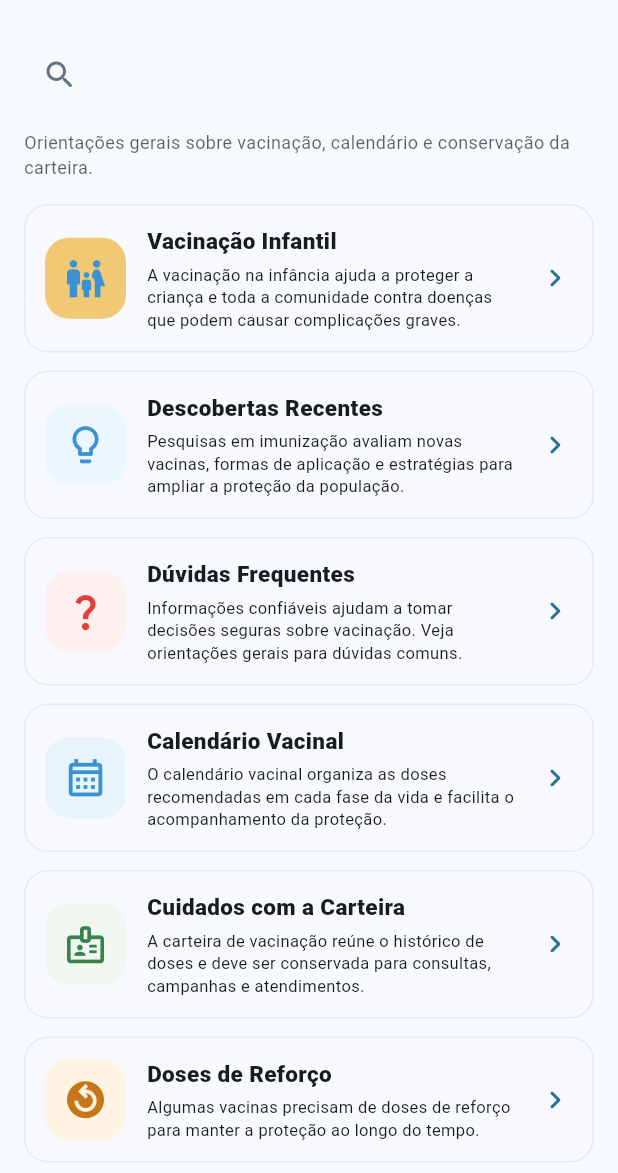
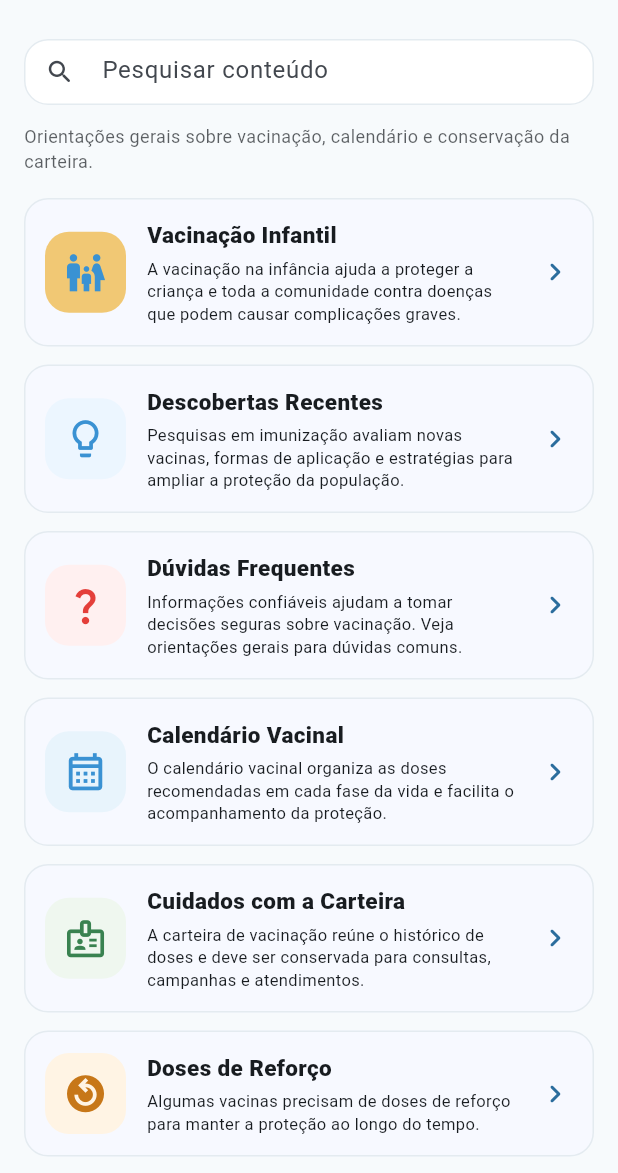
Before and after one commit to Heitor-Espindola/vitta_mobile, a Flutter app: the AllEducationalContentScreen screen opened directly, on a phone screen of 412 x 824 dp, the part 63-1236 px from its top. Run offline on Flutter 3.47's test engine with Material 3 defaults, Android fonts, the phone set to English and light mode, and no system bars; our stand-ins replace cloud_firestore, firebase_auth, firebase_core, pdf, share_plus, shared_preferences; missing offline and left inert: firebase_data_connect; accounts and stored records are empty.

Commit message:
fix: keep search fields visible

```diff
--- a/lib/shared/widgets/vitta_mobile_shell.dart
+++ b/lib/shared/widgets/vitta_mobile_shell.dart
@@ -328,62 +328,57 @@ class ExpandableSearch extends StatefulWidget {
 }
 
 class _ExpandableSearchState extends State<ExpandableSearch> {
-  final _focusNode = FocusNode();
-  bool _expanded = false;
-
-  void _open() {
-    setState(() => _expanded = true);
-    WidgetsBinding.instance.addPostFrameCallback(
-      (_) => _focusNode.requestFocus(),
-    );
+  @override
+  void initState() {
+    super.initState();
+    widget.controller.addListener(_onControllerChanged);
   }
 
-  void _close() {
+  @override
+  void didUpdateWidget(covariant ExpandableSearch oldWidget) {
+    super.didUpdateWidget(oldWidget);
+    if (oldWidget.controller == widget.controller) return;
+    oldWidget.controller.removeListener(_onControllerChanged);
+    widget.controller.addListener(_onControllerChanged);
+  }
+
+  void _onControllerChanged() {
+    if (mounted) setState(() {});
+  }
+
+  void _clear() {
+    if (widget.controller.text.isEmpty) return;
     widget.controller.clear();
     widget.onChanged?.call('');
     widget.onClosed?.call();
-    _focusNode.unfocus();
-    setState(() => _expanded = false);
   }
 
   @override
   void dispose() {
-    _focusNode.dispose();
+    widget.controller.removeListener(_onControllerChanged);
     super.dispose();
   }
 
   @override
-  Widget build(BuildContext context) => AnimatedSwitcher(
-    duration: const Duration(milliseconds: 180),
-    child: _expanded
-        ? SizedBox(
-            key: const ValueKey('expanded-search'),
+  Widget build(BuildContext context) => SizedBox(
+    key: const ValueKey('always-visible-search'),
     height: 44,
     child: TextField(
       key: const Key('expandable-search-field'),
       controller: widget.controller,
-              focusNode: _focusNode,
       onChanged: widget.onChanged,
       onSubmitted: widget.onSubmitted,
       textInputAction: TextInputAction.search,
       decoration: InputDecoration(
         hintText: widget.hint,
         prefixIcon: const Icon(Icons.search_rounded, size: 20),
-                suffixIcon: IconButton(
-                  tooltip: 'Fechar pesquisa',
-                  onPressed: _close,
+        suffixIcon: widget.controller.text.isEmpty
+            ? null
+            : IconButton(
+                tooltip: 'Limpar pesquisa',
+                onPressed: _clear,
                 icon: const Icon(Icons.close_rounded, size: 20),
               ),
-              ),
-            ),
-          )
-        : Align(
-            key: const ValueKey('collapsed-search'),
-            alignment: Alignment.centerLeft,
-            child: IconButton(
-              tooltip: 'Pesquisar',
-              onPressed: _open,
-              icon: const Icon(Icons.search_rounded),
       ),
     ),
   );
```
Also changed, not shown: 3 other files. Lines whose indentation alone changed are shown as unchanged.
